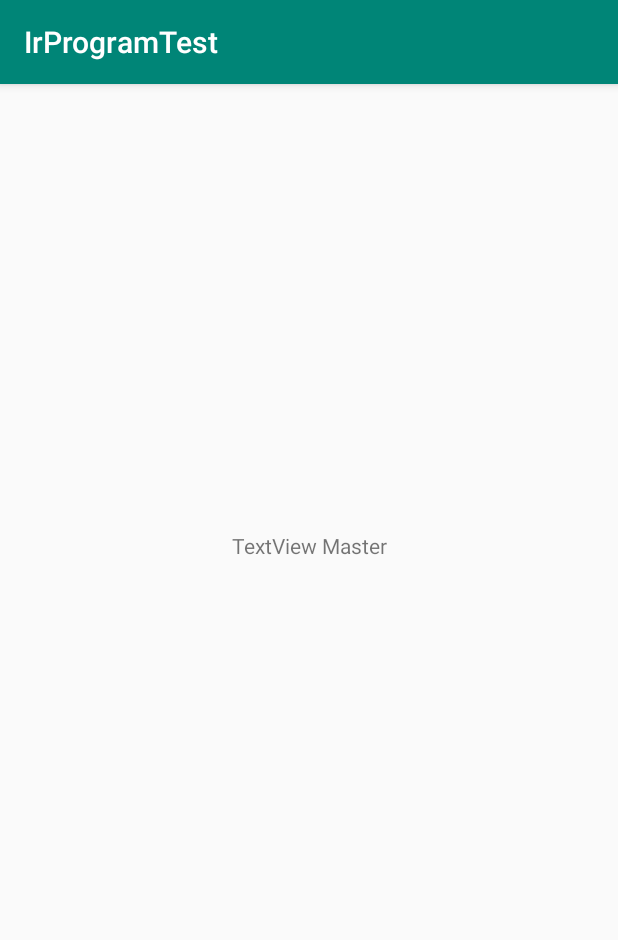
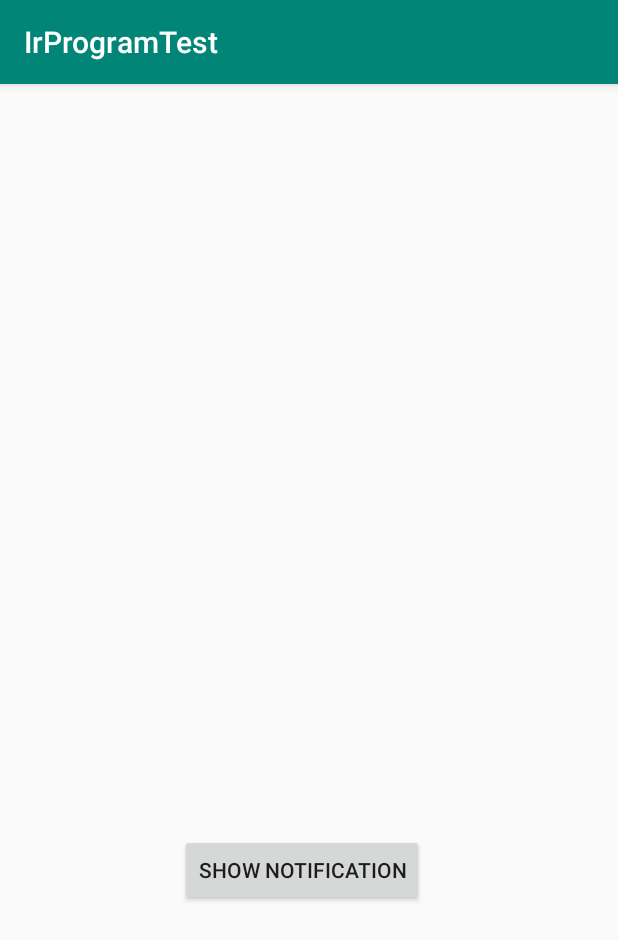
Before and after one commit to HTC77/android-irprogram.com-examples, an Android app: the screen it shows after launch (MainActivity), on a phone screen of 412 x 824 dp. Shown: the top 940 px of the screen. Run offline under Robolectric (Android 15) with nearby library versions, the phone set to English and light mode, and no system bars.

Commit message:
init Notification

```diff
--- a/app/src/main/java/com/example/irprogramtest/MainActivity.java
+++ b/app/src/main/java/com/example/irprogramtest/MainActivity.java
@@ -1,16 +1,39 @@
 package com.example.irprogramtest;
 
+import android.app.Notification;
+import android.app.NotificationManager;
+import android.app.PendingIntent;
 import android.content.Intent;
+import android.os.Build;
+import android.os.Bundle;
+import android.support.annotation.RequiresApi;
 import android.support.v7.app.AppCompatActivity;
-import android.os.Bundle;
 import android.view.View;
-import android.widget.Toast;
 
 public class MainActivity extends AppCompatActivity {
-
+    private Notification.Builder myNotif;
+    public final static int myNotifId = 32657;
     @Override
     protected void onCreate(Bundle savedInstanceState) {
         super.onCreate(savedInstanceState);
         setContentView(R.layout.activity_main);
+        myNotif = new Notification.Builder(this);
+        myNotif.setAutoCancel(true);
+    }
+
+    @RequiresApi(api = Build.VERSION_CODES.JELLY_BEAN)
+    public void onBtnNotifClicked(View v){
+        myNotif.setSmallIcon(R.mipmap.ic_launcher);
+        myNotif.setTicker("This is my Ticker");
+        myNotif.setWhen(System.currentTimeMillis());
+        myNotif.setContentTitle("This is my title");
+        myNotif.setContentText("This is my text");
+        Intent[] i = new Intent[]{new Intent(this,MainActivity.class)};
+        PendingIntent pi = PendingIntent.getActivities(this,0,i,
+                PendingIntent.FLAG_UPDATE_CURRENT);
+        myNotif.setContentIntent(pi);
+
+        NotificationManager nm = (NotificationManager) getSystemService(NOTIFICATION_SERVICE);
+        nm.notify(myNotifId,myNotif.build());
     }
 }
--- a/app/src/main/res/layout/activity_main.xml
+++ b/app/src/main/res/layout/activity_main.xml
@@ -7,13 +7,15 @@
     android:onClick="nextBtnClicked"
     tools:context=".MainActivity">
 
-    <TextView
-        android:id="@+id/textView"
+    <Button
+        android:id="@+id/btnNotification"
         android:layout_width="wrap_content"
         android:layout_height="wrap_content"
-        android:layout_marginTop="298dp"
-        android:text="TextView Master"
-        app:layout_constraintEnd_toEndOf="parent"
-        app:layout_constraintStart_toStartOf="parent"
-        app:layout_constraintTop_toTopOf="parent" />
+        android:layout_marginStart="120dp"
+        android:layout_marginLeft="120dp"
+        android:layout_marginBottom="220dp"
+        android:onClick="onBtnNotifClicked"
+        android:text="show notification"
+        app:layout_constraintBottom_toBottomOf="parent"
+        app:layout_constraintStart_toStartOf="parent" />
 </android.support.constraint.ConstraintLayout>
```
